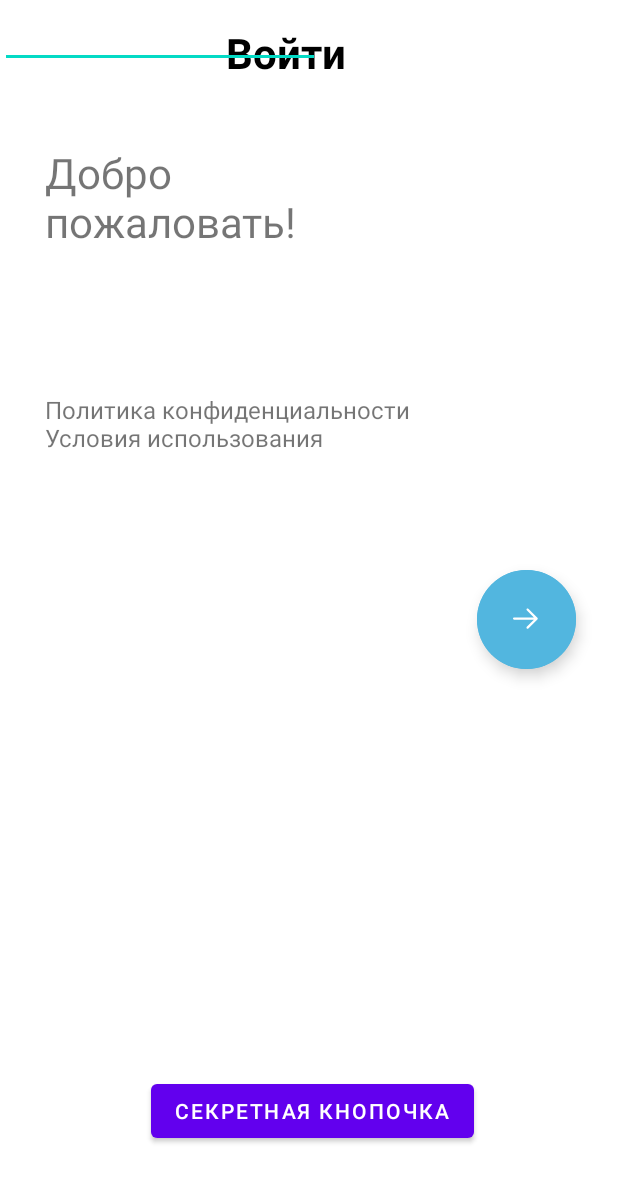
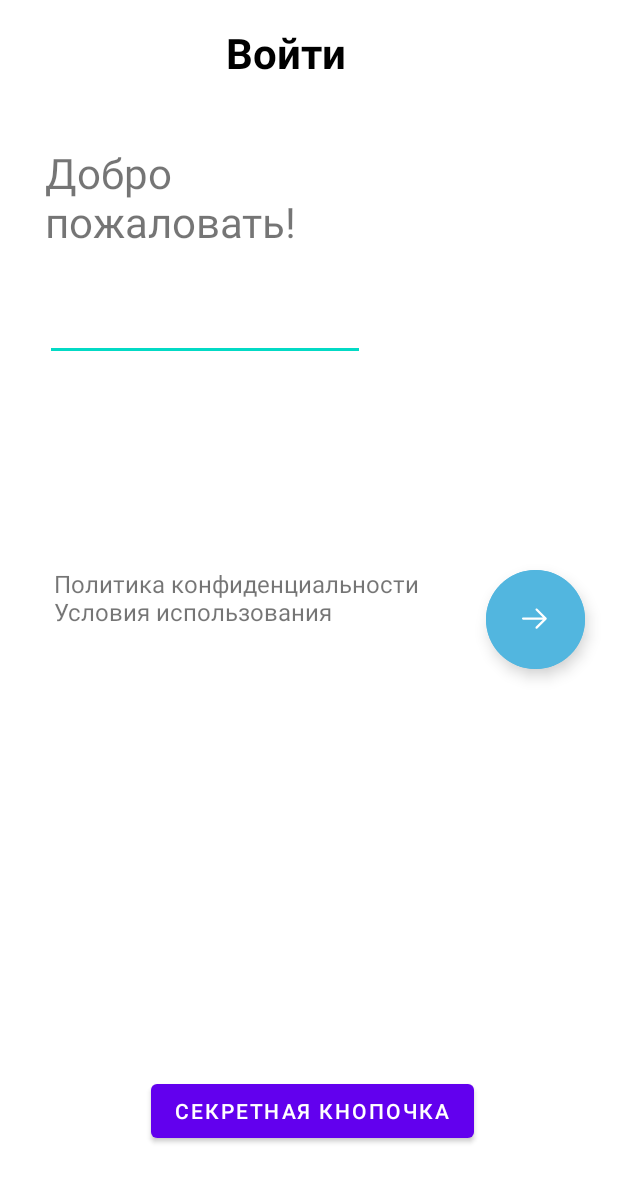
Before and after one commit to submgr/meditations, an Android app: the Auth screen opened directly, with no data from a screen before it, on a phone screen of 412 x 824 dp. Shown: the top 1182 px of the screen. Run offline under Robolectric (Android 15) with nearby library versions, the phone set to English and light mode, and no system bars.

```diff
--- a/app/src/main/res/layout/activity_auth.xml
+++ b/app/src/main/res/layout/activity_auth.xml
@@ -47,8 +47,8 @@
         android:id="@+id/textView3"
         android:layout_width="264dp"
         android:layout_height="51dp"
-        android:layout_marginStart="30dp"
-        android:layout_marginTop="208dp"
+        android:layout_marginStart="36dp"
+        android:layout_marginTop="324dp"
         android:text="Политика конфиденциальности\nУсловия использования"
         android:textSize="16dp"
         app:layout_constraintStart_toStartOf="parent"
@@ -73,9 +73,11 @@
         android:id="@+id/editTextPhone"
         android:layout_width="wrap_content"
         android:layout_height="wrap_content"
+        android:layout_marginStart="30dp"
+        android:layout_marginTop="8dp"
         android:ems="10"
         android:inputType="phone"
-        tools:layout_editor_absoluteX="30dp"
-        tools:layout_editor_absoluteY="242dp"
+        app:layout_constraintStart_toStartOf="parent"
+        app:layout_constraintTop_toBottomOf="@+id/textView4"
         tools:ignore="MissingConstraints" />
 </androidx.constraintlayout.widget.ConstraintLayout>
```
